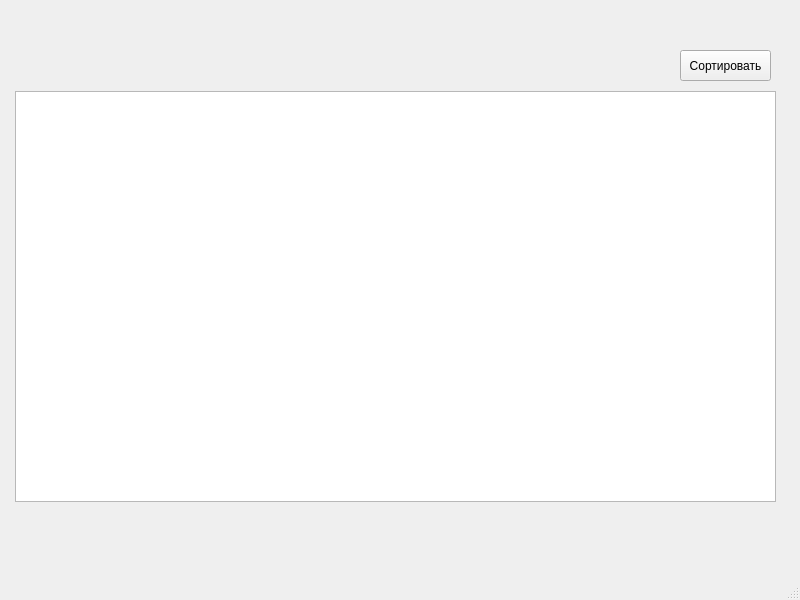
This is ui/untitled.ui in Max-Tulskiy/usb-logger as Qt 5 draws it before an edit. The edited form follows.
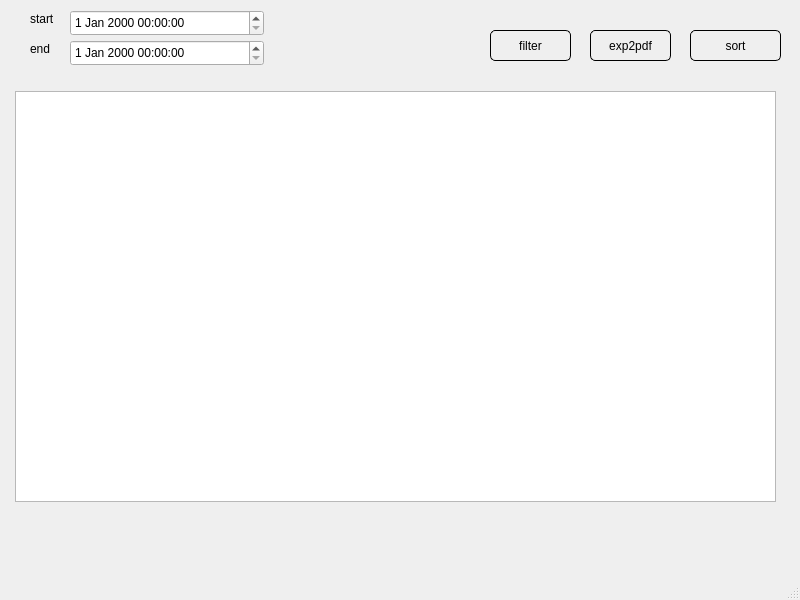
This is the edited form.

The edit to the form file:
```diff
--- a/ui/untitled.ui
+++ b/ui/untitled.ui
@@ -27,14 +27,125 @@
    <widget class="QPushButton" name="sort_button">
     <property name="geometry">
      <rect>
-      <x>680</x>
-      <y>50</y>
+      <x>690</x>
+      <y>30</y>
       <width>91</width>
       <height>31</height>
      </rect>
     </property>
+    <property name="styleSheet">
+     <string notr="true">QPushButton {
+border-radius: 5px;
+border: 1px solid black;
+}
+
+QPushButton:pressed {
+    color: white;               
+    background-color: #1c5980;
+}</string>
+    </property>
     <property name="text">
-     <string>Сортировать</string>
+     <string>sort</string>
+    </property>
+   </widget>
+   <widget class="QPushButton" name="filter_button">
+    <property name="geometry">
+     <rect>
+      <x>490</x>
+      <y>30</y>
+      <width>81</width>
+      <height>31</height>
+     </rect>
+    </property>
+    <property name="styleSheet">
+     <string notr="true">QPushButton {
+border-radius: 5px;
+border: 1px solid black;
+}
+
+QPushButton:pressed {
+    color: white;               
+    background-color: #1c5980;
+}</string>
+    </property>
+    <property name="text">
+     <string>filter</string>
+    </property>
+   </widget>
+   <widget class="QPushButton" name="export_button">
+    <property name="geometry">
+     <rect>
+      <x>590</x>
+      <y>30</y>
+      <width>81</width>
+      <height>31</height>
+     </rect>
+    </property>
+    <property name="styleSheet">
+     <string notr="true">QPushButton {
+border-radius: 5px;
+border: 1px solid black;
+}
+
+QPushButton:pressed {
+    color: white;               
+    background-color: #1c5980;
+}</string>
+    </property>
+    <property name="text">
+     <string>exp2pdf</string>
+    </property>
+   </widget>
+   <widget class="QLabel" name="label">
+    <property name="geometry">
+     <rect>
+      <x>30</x>
+      <y>10</y>
+      <width>31</width>
+      <height>17</height>
+     </rect>
+    </property>
+    <property name="text">
+     <string>start</string>
+    </property>
+   </widget>
+   <widget class="QLabel" name="label_2">
+    <property name="geometry">
+     <rect>
+      <x>30</x>
+      <y>40</y>
+      <width>31</width>
+      <height>17</height>
+     </rect>
+    </property>
+    <property name="text">
+     <string>end</string>
+    </property>
+   </widget>
+   <widget class="QDateTimeEdit" name="end_date">
+    <property name="geometry">
+     <rect>
+      <x>70</x>
+      <y>40</y>
+      <width>194</width>
+      <height>26</height>
+     </rect>
+    </property>
+    <property name="styleSheet">
+     <string notr="true"/>
+    </property>
+   </widget>
+   <widget class="QDateTimeEdit" name="start_date">
+    <property name="geometry">
+     <rect>
+      <x>70</x>
+      <y>10</y>
+      <width>194</width>
+      <height>26</height>
+     </rect>
+    </property>
+    <property name="styleSheet">
+     <string notr="true"/>
     </property>
    </widget>
   </widget>
```
